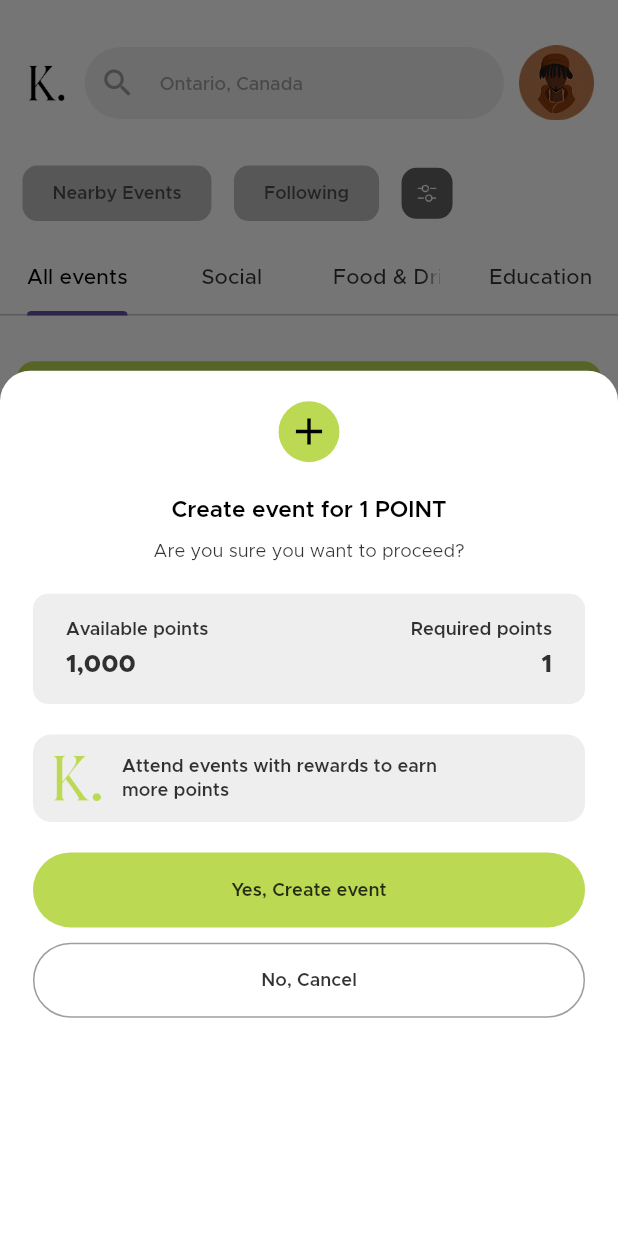
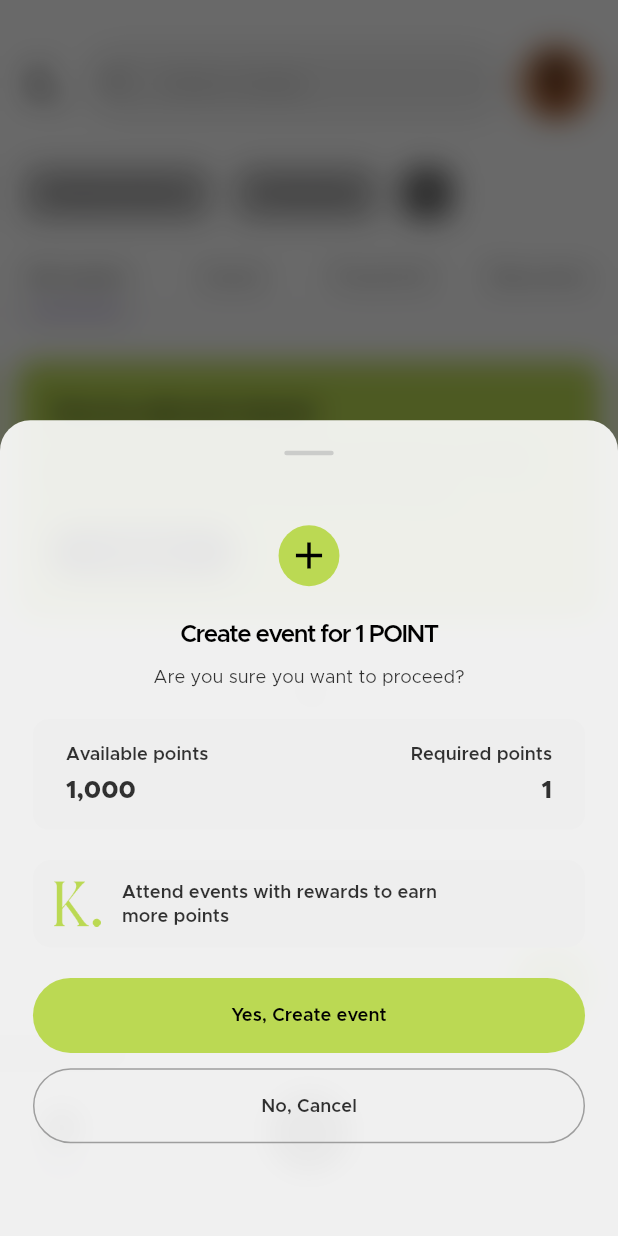
Before and after one commit to dammyaro/kliks, a Flutter app: the MainAppPage screen opened by its route, after a tap on the "add" icon, on a phone screen of 412 x 824 dp. Run offline on Flutter 3.47's test engine with Material 3 defaults, Android fonts, the phone set to English and light mode, and no system bars; our stand-ins replace device_preview, flutter_form_builder, flutter_screenutil, image_picker.

Commit message:
Fixed backdrop issues & common font issues

```diff
--- a/lib/shared/widgets/create_event_bottomsheet.dart
+++ b/lib/shared/widgets/create_event_bottomsheet.dart
@@ -1,22 +1,47 @@
 import 'package:flutter/material.dart';
 import 'package:flutter_screenutil/flutter_screenutil.dart';
 import 'package:kliks/shared/widgets/button.dart';
+import 'dart:ui'; // Import for BackdropFilter
 
 class CreateEventBottomSheet extends StatelessWidget {
   const CreateEventBottomSheet({super.key});
 
   @override
   Widget build(BuildContext context) {
-    return Container(
-      height: MediaQuery.of(context).size.height * 0.7, // 50% of screen height
+    return Stack(
+      children: [
+        // Blurred background with increased intensity
+        BackdropFilter(
+          filter: ImageFilter.blur(sigmaX: 10.0, sigmaY: 10.0), // Increased blur intensity
+          child: Container(
+            color: Colors.black.withOpacity(0.1), // Optional dimming effect
+          ),
+        ),
+        // Bottom sheet content
+        Align(
+          alignment: Alignment.bottomCenter,
+          child: Container(
+            height: MediaQuery.of(context).size.height * 0.66, // 65% of screen height
             padding: EdgeInsets.symmetric(horizontal: 20.w, vertical: 20.h),
             decoration: BoxDecoration(
-        color: Theme.of(context).scaffoldBackgroundColor,
+              color: Theme.of(context).scaffoldBackgroundColor.withOpacity(0.9), // Reduced opacity
               borderRadius: BorderRadius.vertical(top: Radius.circular(20.r)),
             ),
             child: Column(
               crossAxisAlignment: CrossAxisAlignment.center,
               children: [
+                // Add swipe-down indicator
+                Container(
+                  width: 30.w,
+                  height: 3.h,
+                  margin: EdgeInsets.only(bottom: 16.h),
+                  decoration: BoxDecoration(
+                    color: Colors.grey[400]?.withOpacity(0.7),
+                    borderRadius: BorderRadius.circular(2.5.r),
+                  ),
+                ),
+                SizedBox(height: 30.h),
+
                 // Circular bar with plus icon
                 Container(
                   width: 40.w,
@@ -33,8 +58,8 @@ class CreateEventBottomSheet extends StatelessWidget {
                 Text(
                   "Create event for 1 POINT",
                   style: Theme.of(context).textTheme.bodyLarge?.copyWith(
-            fontSize: 15.sp,
-            letterSpacing: 0,
+                        fontSize: 16.sp,
+                        letterSpacing: -1,
                         fontFamily: 'Metropolis-SemiBold',
                       ),
                   textAlign: TextAlign.center,
@@ -124,15 +149,12 @@ class CreateEventBottomSheet extends StatelessWidget {
                   ),
                   child: Row(
                     children: [
-
                       Image.asset(
                         'assets/k-logo.png',
                         width: 30.w,
                         height: 30.h,
                       ),
                       SizedBox(width: 12.w),
-
-
                       Expanded(
                         child: Text(
                           "Attend events with rewards to earn\nmore points",
@@ -162,6 +184,7 @@ class CreateEventBottomSheet extends StatelessWidget {
                       textStyle: Theme.of(context).textTheme.bodySmall?.copyWith(
                             fontSize: 12.sp,
                             fontFamily: 'Metropolis-SemiBold',
+                            color: Colors.black,
                           ),
                     ),
                     SizedBox(height: 10.h),
@@ -184,8 +207,10 @@ class CreateEventBottomSheet extends StatelessWidget {
                   ],
                 ),
               ],
-
             ),
+          ),
+        ),
+      ],
     );
   }
 }
```
Also changed, not shown: lib/features/main_app/events/new_event_page.dart (+5 -5 lines), lib/shared/widgets/two_step_bottom_sheet.dart (+9 -3 lines). Lines whose indentation alone changed are shown as unchanged.
